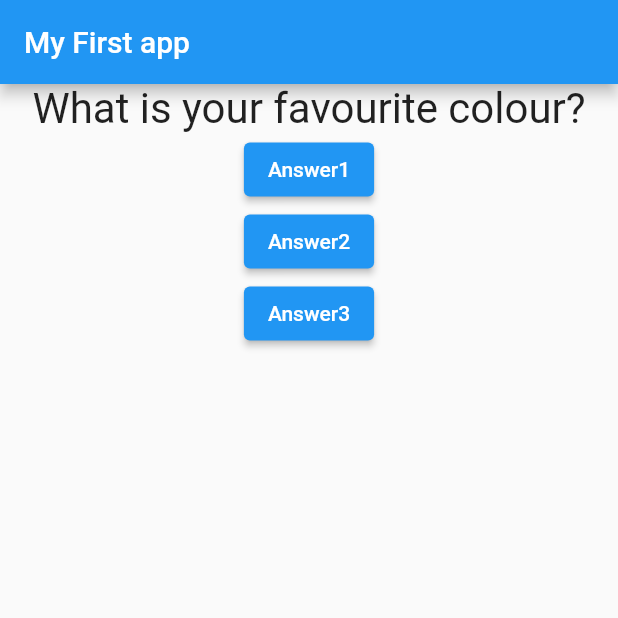
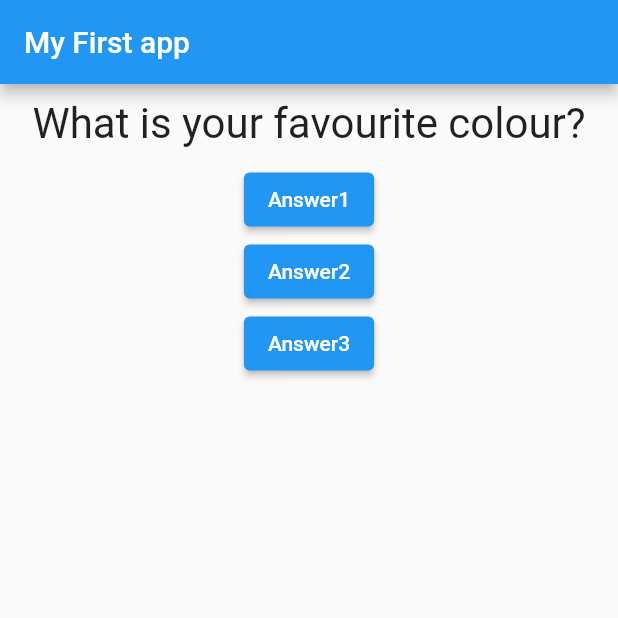
Before and after one commit to MartinPaGarcia/flutter_mirai, a Flutter app: the screen it shows after launch, on a phone screen of 412 x 824 dp, the top half of it. Run offline on Flutter 3.47's test engine with Material 2 defaults, Android fonts, the phone set to English and light mode, and no system bars.

Commit message:
added a margin

```diff
--- a/lib/question.dart
+++ b/lib/question.dart
@@ -14,6 +14,8 @@ class Question extends StatelessWidget {
     //ignore: avoid_unnecessary_containers, sized_box_for_whitespace
     return Container(
       width: double.infinity,
+      // ignore: prefer_const_constructors
+      margin: EdgeInsets.all(10),
       child: Text(
       questionText,
       // ignore: prefer_const_constructors
```
